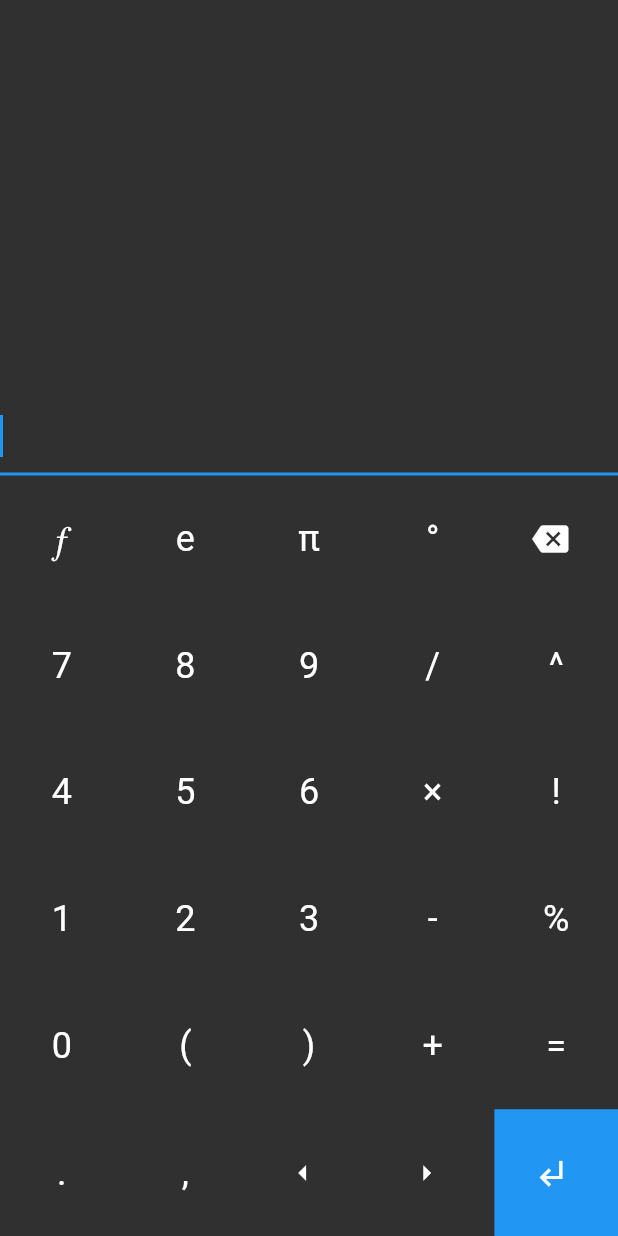
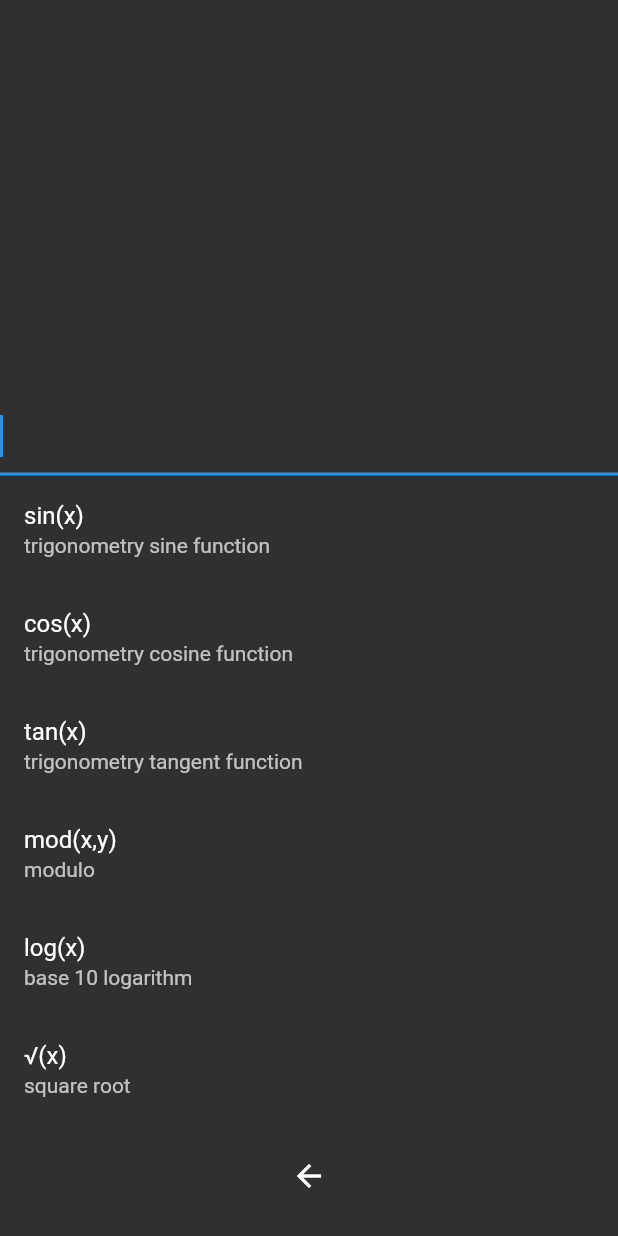
Before and after one commit to qrhfz/fcalc, a Flutter app: the screen it shows after launch, after a tap on an icon or button, on a phone screen of 412 x 824 dp. Run offline on Flutter 3.47's test engine with Material 2 defaults, Android fonts, the phone set to English and light mode, and no system bars; our stand-ins replace built_collection, equatable, flutter_riverpod, freezed_annotation, scroll_to_index, vibration; missing offline and left inert: dart_numerics.

Commit message:
function list

```diff
--- a/fcalc/lib/builtin_funcs_list.dart
+++ b/fcalc/lib/builtin_funcs_list.dart
@@ -32,7 +32,7 @@ const builtinFuncsList = [
   ),
   FuncSig(
     signature: "√(x)",
-    docs: "base 10 logarithm",
+    docs: "square root",
   ),
   FuncSig(
     signature: "ln(x)",
--- a/fcalc/lib/home_screen.dart
+++ b/fcalc/lib/home_screen.dart
@@ -16,7 +16,7 @@ class HomeScreen extends ConsumerStatefulWidget {
 
 class _HomeScreenState extends ConsumerState<HomeScreen> {
   final focus = FocusNode();
-  bool showKeypad = true;
+
   @override
   Widget build(BuildContext context) {
     final inputCtl = ref.watch(inputCtlProv);
@@ -47,23 +47,53 @@ class _HomeScreenState extends ConsumerState<HomeScreen> {
               ],
             ),
           ),
-          if (showKeypad)
-            const Flexible(
+          Flexible(
             flex: 8,
-              child: Keypad(),
+            child: ref.watch(showKeypadProv)
+                ? const Keypad()
+                : const FuncListView(),
           )
-          else
-            ListView.builder(
+        ],
+      ),
+    );
+  }
+}
+
+class FuncListView extends ConsumerWidget {
+  const FuncListView({super.key});
+
+  @override
+  Widget build(context, ref) {
+    final inputCtl = ref.watch(inputCtlProv);
+
+    return Column(
+      children: [
+        Expanded(
+          child: ListView.builder(
             itemCount: builtinFuncsList.length,
             itemBuilder: (c, i) {
               return ListTile(
                 title: Text(builtinFuncsList[i].signature),
                 subtitle: Text(builtinFuncsList[i].docs),
+                onTap: () {
+                  inputCtl.text += builtinFuncsList[i].signature;
+                },
               );
             },
           ),
+        ),
+        Padding(
+          padding: const EdgeInsets.all(16.0),
+          child: IconButton(
+            onPressed: () {
+              ref.read(showKeypadProv.notifier).state = true;
+            },
+            icon: const Icon(Icons.arrow_back),
+          ),
+        )
       ],
-      ),
     );
   }
 }
+
+final showKeypadProv = StateProvider((ref) => true);
--- a/fcalc/lib/keypad.dart
+++ b/fcalc/lib/keypad.dart
@@ -1,6 +1,7 @@
 import 'dart:math';
 
 import 'package:fcalc/calculate.dart';
+import 'package:fcalc/home_screen.dart';
 import 'package:fcalc/input_controller.dart';
 import 'package:fcalc/vibrate.dart';
 import 'package:flutter/material.dart';
@@ -32,7 +33,12 @@ class _KeypadState extends ConsumerState<Keypad> {
       children: [
         ExpandedRow(
           children: [
-            KeypadButton(text: "𝑓", onPressed: func),
+            KeypadButton(
+              text: "𝑓",
+              onPressed: () {
+                ref.read(showKeypadProv.notifier).state = false;
+              },
+            ),
             KeypadButton(text: "e", onPressed: insertText("e")),
             KeypadButton(text: "π", onPressed: insertText("π")),
             KeypadButton(text: "°", onPressed: insertText("°")),
@@ -191,19 +197,23 @@ class KeypadButton extends ConsumerWidget {
           child: icon == null
               ? TextButton(
                   style: buttonStyle,
+                  child: Text(text),
                   onPressed: () async {
                     await ref.read(vibratorProv).vibrate();
+                    onPressed();
                   },
-                  child: Text(text),
                 )
               : TextButton.icon(
-                  onPressed: onPressed,
                   icon: IconTheme(
                       data: Theme.of(context)
                           .iconTheme
                           .copyWith(color: Colors.white),
                       child: icon!),
                   label: Text(text),
+                  onPressed: () async {
+                    await ref.read(vibratorProv).vibrate();
+                    onPressed();
+                  },
                 ),
         ),
       );
```
Lines whose indentation alone changed are shown as unchanged.
